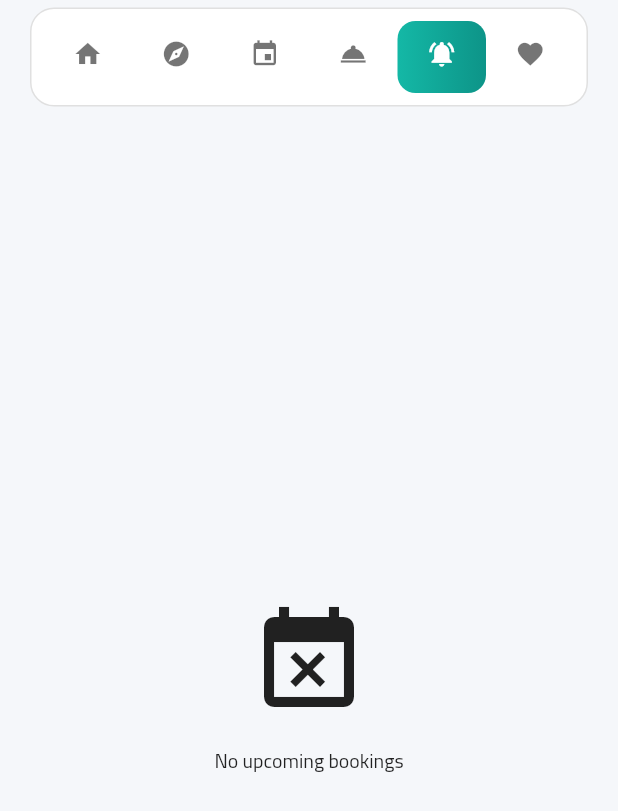
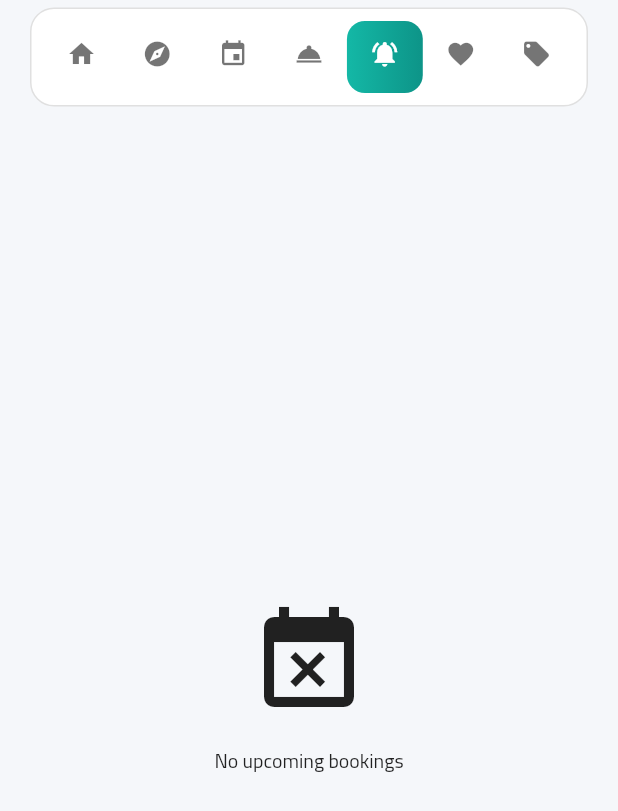
Before and after one commit to Ali-2001-Eg/travel_agencies, a Flutter app: the _HomeScaffold screen opened directly, scrolled down 241 dp, after a tap on the "notifications active" icon, on a phone screen of 412 x 824 dp. Shown: the top 811 px of the screen. Run offline on Flutter 3.47's test engine with Material 3 defaults, Android fonts, the phone set to English and light mode, and no system bars; our stand-ins replace cached_network_image, connectivity_plus, dio, easy_localization, equatable, firebase_core and 16 more; accounts and stored records are empty; network calls fail; statements that could not run were skipped.

Commit message:
feat(home): Add offers tab and quick actions

```diff
--- a/lib/features/home/blocs/home_navigation_state.dart
+++ b/lib/features/home/blocs/home_navigation_state.dart
@@ -1,6 +1,6 @@
 part of 'home_navigation_bloc.dart';
 
-enum HomeTab { home, excursions, events, services, bookings, favorites }
+enum HomeTab { home, excursions, events, services, bookings, favorites, offers }
 
 enum ExcursionCategory { all, snorkeling, diving, safari, cultural, adventure }
 
--- a/lib/features/home/home.dart
+++ b/lib/features/home/home.dart
@@ -34,6 +34,7 @@ part 'presentation/view/home_tab_excursions.dart';
 part 'presentation/view/home_tab_events.dart';
 part 'presentation/view/home_tab_services.dart';
 part 'presentation/view/home_tab_favorites.dart';
+part 'presentation/view/home_tab_offers.dart';
 part 'presentation/view/bookings_screen.dart';
 
 // Widgets
--- a/lib/features/home/presentation/view/home_tab_body.dart
+++ b/lib/features/home/presentation/view/home_tab_body.dart
@@ -20,6 +20,8 @@ class _HomeTabBody extends StatelessWidget {
             return const BookingsScreen();
           case HomeTab.favorites:
             return _FavoritesTabView(state: state);
+          case HomeTab.offers:
+            return const _OffersTabView();
         }
       },
     );
--- a/lib/features/home/presentation/view/home_tab_home.dart
+++ b/lib/features/home/presentation/view/home_tab_home.dart
@@ -35,6 +35,32 @@ class _HomeTabView extends StatelessWidget {
                 onTap: () => context
                     .read<HomeNavigationBloc>()
                     .add(const ChangeTabEvent(HomeTab.events)),
+              ),
+            ),
+          ],
+        ),
+        Gaps.v(12),
+        Row(
+          children: [
+            Expanded(
+              child: _QuickActionCard(
+                label: "Offers", // Using string as key fallback
+                icon: Icons.local_offer,
+                color: const Color(0xFFEF4444), // Red
+                onTap: () => context
+                    .read<HomeNavigationBloc>()
+                    .add(const ChangeTabEvent(HomeTab.offers)),
+              ),
+            ),
+            const SizedBox(width: 12),
+            Expanded(
+              child: _QuickActionCard(
+                label: LocaleKeys.my_bookings.tr(),
+                icon: Icons.notifications_active, // Icon from tab bar
+                color: const Color(0xFF3B82F6), // Blue
+                onTap: () => context
+                    .read<HomeNavigationBloc>()
+                    .add(const ChangeTabEvent(HomeTab.bookings)),
               ),
             ),
           ],
--- a/lib/features/home/presentation/widgets/tab_navigation_bar.dart
+++ b/lib/features/home/presentation/widgets/tab_navigation_bar.dart
@@ -4,7 +4,7 @@ class TabNavigationBar extends StatelessWidget {
   final HomeTab activeTab;
   final Function(HomeTab) onTabChanged;
 
-   const TabNavigationBar({
+  const TabNavigationBar({
     super.key,
     required this.activeTab,
     required this.onTabChanged,
@@ -68,6 +68,22 @@ class TabNavigationBar extends StatelessWidget {
             Icons.favorite,
             LocaleKeys.favorites,
           ),
+          _buildTabButton(
+            context,
+            HomeTab.offers,
+            Icons.local_offer,
+            // Assuming LocaleKeys.offers exists, otherwise use string for now or better "Offers"
+            // Using "Offers" as label key effectively if no translation found,
+            // but the widget seems to take labelKey.
+            // The widget _buildTabButton uses the key as is? No, it takes labelKey.
+            // The commented out LocalizedLabel code suggests it was used.
+            // But currently it's just passing labelKey to nothing?
+            // Ah, line 107 in TabNavigationBar is commented out!
+            // " // LocalizedLabel(..."
+            // So the label is currently HIDDEN.
+            // I will just pass "offers" as key.
+            "offers",
+          ),
         ],
       ),
     );
```
Also changed, not shown: lib/features/home/presentation/view/home_tab_offers.dart (added, +54 -0 lines), assets/images/logo.png.
